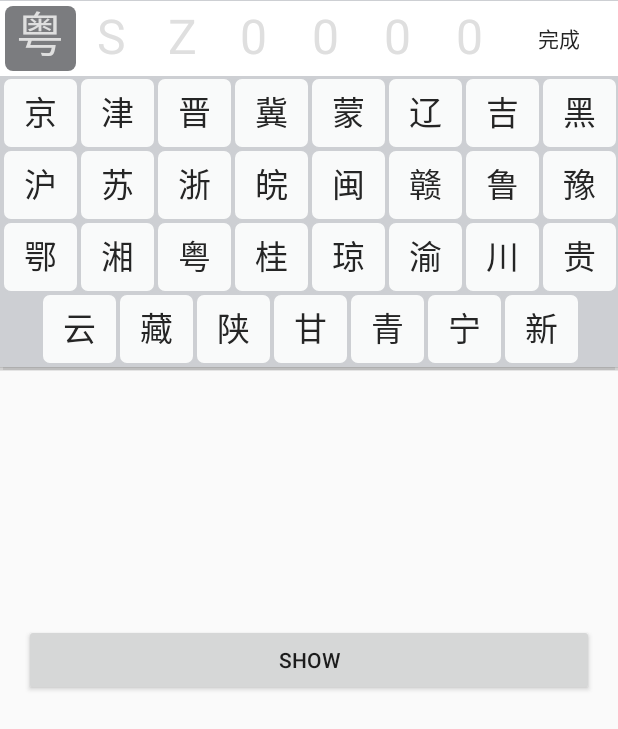
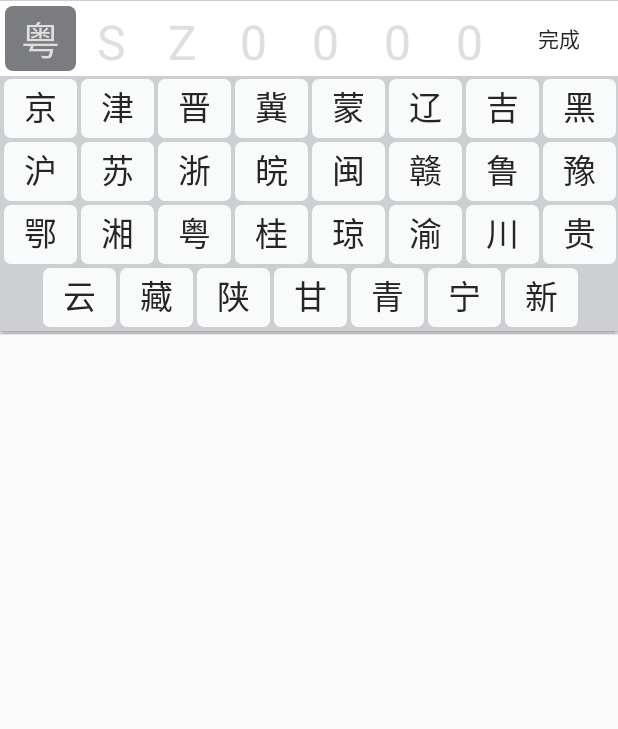
Before and after one commit to Jacco-su/NextKeyboard, an Android app: the screen it shows after launch (MainActivity), after a tap on "SHOW", on a phone screen of 412 x 824 dp. Shown: the top 729 px of the screen. Run offline under Robolectric (Android 15) with nearby library versions, the phone set to English and light mode, and no system bars.

Commit message:
Update keyboard

```diff
--- a/app/src/main/java/com/github/yoojia/keyboard/app/MainActivity.java
+++ b/app/src/main/java/com/github/yoojia/keyboard/app/MainActivity.java
@@ -18,7 +18,7 @@ public class MainActivity extends ActionBarActivity {
         super.onCreate(savedInstanceState);
         setContentView(R.layout.activity_main);
 
-        mKeyboard = new VehiclePlateKeyboard(this, true);
+        mKeyboard = new VehiclePlateKeyboard(this);
 
         Button button = (Button) findViewById(R.id.show);
         button.setOnClickListener(new View.OnClickListener() {
--- a/app/src/main/res/layout/activity_main.xml
+++ b/app/src/main/res/layout/activity_main.xml
@@ -12,6 +12,5 @@
         android:id="@+id/show"
         android:layout_width="match_parent"
         android:layout_height="wrap_content"
-        android:layout_centerInParent="true"
         android:text="SHOW" />
 </RelativeLayout>
--- a/keyboard/src/main/java/com/github/yoojia/keyboard/VehiclePlateKeyboard.java
+++ b/keyboard/src/main/java/com/github/yoojia/keyboard/VehiclePlateKeyboard.java
@@ -22,14 +22,14 @@ import android.widget.TextView;
  */
 public class VehiclePlateKeyboard {
 
-    private static final int NUMBER_LEN = 7;
+    private static final int NUMBER_LENGTH = 7;
 
     private static final String CHINESE = "|京津晋冀蒙辽吉黑沪苏浙皖闽赣鲁豫鄂湘粤桂琼渝川贵云藏陕甘青宁新|港澳警学挂";
 
     private final Context mContext;
     private final PopupWindow mPopupWindow;
     private final KeyboardView mKeyboardView;
-    private final TextView[] mNumber = new TextView[NUMBER_LEN];
+    private final TextView[] mNumber = new TextView[NUMBER_LENGTH];
 
     private final OnKeyboardActionHandler mKeyboardActionHandler = new OnKeyboardActionHandler(){
         @Override
@@ -80,13 +80,13 @@ public class VehiclePlateKeyboard {
     private final View.OnClickListener mCommitClickListener = new View.OnClickListener() {
         @Override
         public void onClick(View v) {
-            StringBuilder number = new StringBuilder(NUMBER_LEN);
+            StringBuilder number = new StringBuilder(NUMBER_LENGTH);
             for (TextView i : mNumber){
                 if (!" ".equals(i.getText())){
                     number.append(i.getText());
                 }
             }
-            if (number.length() == NUMBER_LEN){
+            if (number.length() == NUMBER_LENGTH){
                 mCommitListener.onCommit(number.toString());
                 dismiss();
             }
@@ -111,7 +111,7 @@ public class VehiclePlateKeyboard {
     public VehiclePlateKeyboard(Context context, boolean autoCommit) {
         mContext = context;
         mAutoCommit = autoCommit;
-        final View contentView = View.inflate(context, R.layout.vehicle_keyboard, null);
+        final View contentView = View.inflate(context, R.layout.next_keyboard_vehicle_plate, null);
 
         mNumber[0] = (TextView) contentView.findViewById(R.id.keyboard_number_0);
         mNumber[1] = (TextView) contentView.findViewById(R.id.keyboard_number_1);
@@ -121,7 +121,9 @@ public class VehiclePlateKeyboard {
         mNumber[5] = (TextView) contentView.findViewById(R.id.keyboard_number_5);
         mNumber[6] = (TextView) contentView.findViewById(R.id.keyboard_number_6);
 
-        for (TextView m : mNumber) m.setOnClickListener(mNumberSelectedHandler);
+        for (TextView m : mNumber) {
+            m.setOnClickListener(mNumberSelectedHandler);
+        }
 
         mProvinceKeyboard = new Keyboard(mContext, R.xml.keyboard_province);
         mCityCodeKeyboard = new Keyboard(mContext, R.xml.keyboard_city_code);
@@ -148,17 +150,25 @@ public class VehiclePlateKeyboard {
      */
     public void show(Activity activity, String givenNumber, OnNumberCommitListener commitListener){
         mCommitListener = commitListener;
-        show(activity.getWindow().getDecorView().getRootView());
-        if (TextUtils.isEmpty(givenNumber)){
-            return;
-        }else if (NUMBER_LEN != givenNumber.length()){
-            throw new IllegalArgumentException("Illegal vehicle number length");
-        }else{
-            char[] numbers = givenNumber.toUpperCase().toCharArray();
-            for (int i = 0;i<NUMBER_LEN;i++){
-                mNumber[i].setText(Character.toString(numbers[i]));
+        if ( ! TextUtils.isEmpty(givenNumber)){
+            if (NUMBER_LENGTH != givenNumber.length()){
+                throw new IllegalArgumentException("Illegal vehicle number length");
+            }else{
+                final char[] numbers = givenNumber.toUpperCase().toCharArray();
+                for (int i = 0;i< NUMBER_LENGTH;i++){
+                    mNumber[i].setText(Character.toString(numbers[i]));
+                }
             }
         }
+        final View anchorView = activity.getWindow().getDecorView().getRootView();
+        anchorView.post(new Runnable() {
+            @Override
+            public void run() {
+                mPopupWindow.showAtLocation(anchorView, Gravity.BOTTOM | Gravity.CENTER_HORIZONTAL, 0, 0);
+                mNumber[0].performClick();
+            }
+        });
+
     }
 
     public void dismiss(){
@@ -172,30 +182,19 @@ public class VehiclePlateKeyboard {
         int numberId = mSelectedTextView.getId();
         if (numberId == R.id.keyboard_number_0) {
             mNumber[1].performClick();
-
         } else if (numberId == R.id.keyboard_number_1) {
             mNumber[2].performClick();
-
         } else if (numberId == R.id.keyboard_number_2) {
             mNumber[3].performClick();
-
         } else if (numberId == R.id.keyboard_number_3) {
             mNumber[4].performClick();
-
         } else if (numberId == R.id.keyboard_number_4) {
             mNumber[5].performClick();
-
         } else if (numberId == R.id.keyboard_number_5) {
             mNumber[6].performClick();
-
         } else if (numberId == R.id.keyboard_number_6 && mAutoCommit) {
             mCommitButton.performClick();
         }
     }
 
-    private void show(View anchorView){
-        mPopupWindow.showAtLocation(anchorView, Gravity.BOTTOM | Gravity.CENTER_HORIZONTAL, 0, 0);
-        mNumber[0].performClick();
-    }
-
 }
--- a/keyboard/src/main/res/layout/vehicle_keyboard.xml
+++ b/keyboard/src/main/res/layout/next_keyboard_vehicle_plate.xml
@@ -19,49 +19,50 @@
         android:layout_width="match_parent"
         android:layout_height="50dp">
 
-        <EditText
+        <TextView
             android:id="@id/keyboard_number_0"
             style="@style/KeyboardInputNumber"
+            android:textSize="26sp"
             android:hint="粤"
             />
 
-        <EditText
+        <TextView
             android:id="@id/keyboard_number_1"
             style="@style/KeyboardInputNumber"
             android:hint="S"
             />
 
-        <EditText
+        <TextView
             android:id="@id/keyboard_number_2"
             style="@style/KeyboardInputNumber"
             android:hint="Z"
             />
 
-        <EditText
+        <TextView
             android:id="@id/keyboard_number_3"
             style="@style/KeyboardInputNumber"
             android:hint="0"
             />
 
-        <EditText
+        <TextView
             android:id="@id/keyboard_number_4"
             style="@style/KeyboardInputNumber"
             android:hint="0"
             />
 
-        <EditText
+        <TextView
             android:id="@id/keyboard_number_5"
             style="@style/KeyboardInputNumber"
             android:hint="0"
             />
 
-        <EditText
+        <TextView
             android:id="@id/keyboard_number_6"
             style="@style/KeyboardInputNumber"
             android:hint="0"
             />
 
-        <TextView
+        <Button
             android:id="@+id/keyboard_commit"
             style="@style/KeyboardInputNumber"
             android:text="完成"
--- a/keyboard/src/main/res/values/keyboard_style.xml
+++ b/keyboard/src/main/res/values/keyboard_style.xml
@@ -1,9 +1,9 @@
 <?xml version="1.0" encoding="utf-8"?>
 <resources>
 
-    <dimen name="keyboard_key_gap">1.5dp</dimen>
+    <dimen name="keyboard_key_gap">1.2dp</dimen>
     <dimen name="keyboard_key_radius">5dp</dimen>
-    <dimen name="keyboard_key_height">48dp</dimen>
+    <dimen name="keyboard_key_height">42dp</dimen>
 
     <color name="keyboard_background">#CDCFD3</color>
     <color name="keyboard_key_frontend_color_normal">#F9FAFA</color>
@@ -19,7 +19,6 @@
         <item name="android:textColorHint">#DFDFDF</item>
         <item name="android:padding">2dp</item>
         <item name="android:gravity">center</item>
-        <item name="android:editable">false</item>
         <item name="android:background">@drawable/keyboard_bg_number</item>
     </style>
 </resources>
```
